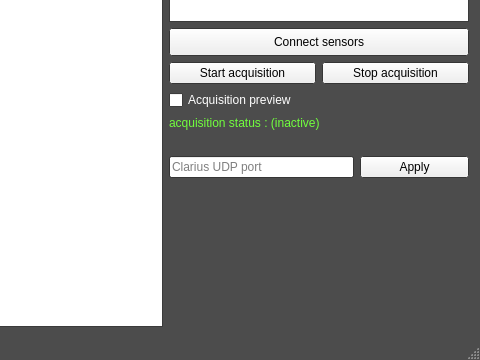
First picture: the form in SonoAssist/SonoAssist/SonoAssist.ui, repository LATIS-LABS-ETS/SonoAssist, before the edit; both pictures show x 558 to 1038 and y 255 to 615 of the 1038 by 615 pixel window.
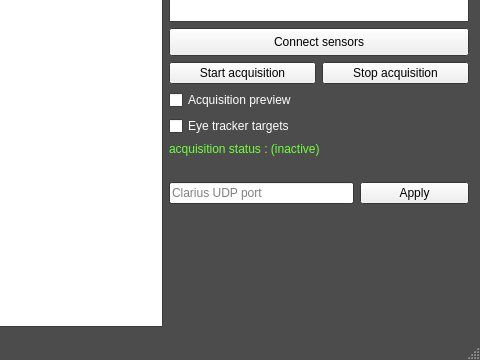
Second picture: the form after the edit.

Commit message:
Eye tracker targets toggle checkbox
	- The eye tracker targets can be displayed via a UI checkbox.
	  Removed the associated param in the config file

```diff
--- a/SonoAssist/SonoAssist/SonoAssist.ui
+++ b/SonoAssist/SonoAssist/SonoAssist.ui
@@ -325,6 +325,13 @@
           </property>
          </widget>
         </item>
+        <item>
+         <widget class="QCheckBox" name="eye_t_targets_box">
+          <property name="text">
+           <string>Eye tracker targets</string>
+          </property>
+         </widget>
+        </item>
         <item>
          <widget class="QLabel" name="acquisition_label">
           <property name="palette">
```
The commit also changes 5 other files.
